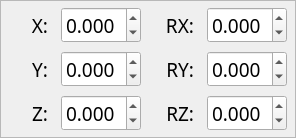
Qt form src/ar3/src/ar3/ui/pose_controller.ui (kpdudek/Robotics) before a commit.
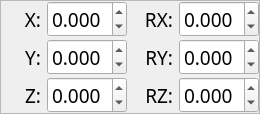
The same form after that commit.

Commit message: UI Icons in repo now used

```diff
--- a/src/ar3/src/ar3/ui/pose_controller.ui
+++ b/src/ar3/src/ar3/ui/pose_controller.ui
@@ -6,8 +6,8 @@
    <rect>
     <x>0</x>
     <y>0</y>
-    <width>296</width>
-    <height>138</height>
+    <width>260</width>
+    <height>102</height>
    </rect>
   </property>
   <property name="sizePolicy">
```
The commit also changes 6 other files.
